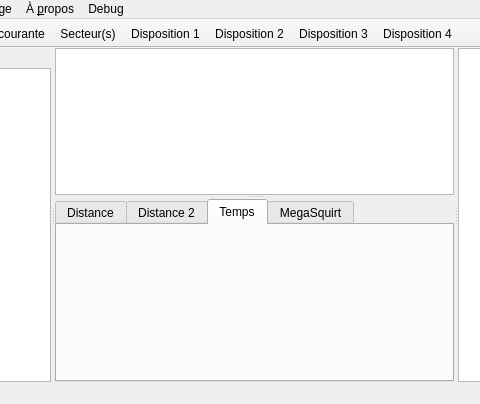
The window that MainWindow.ui (xaviermawet/EcoManagerQwt) describes before a commit, drawn with Qt 5; both pictures show x 149 to 629 and y 0 to 404 of the 1005 by 404 pixel window.
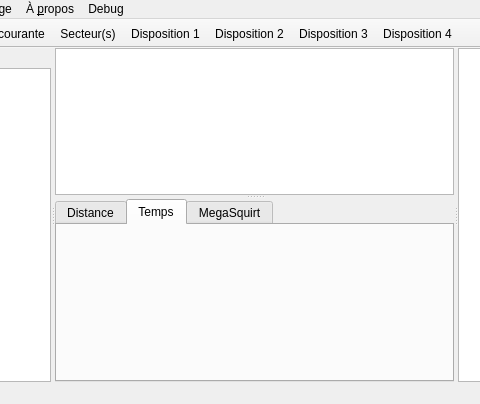
The same window after the commit. The open tabs and pages were chosen to show the change. Icons and pictures are not drawn.

What changed in the file:
```diff
--- a/MainWindow.ui
+++ b/MainWindow.ui
@@ -135,11 +135,6 @@
            <string>Distance</string>
           </attribute>
          </widget>
-         <widget class="QWidget" name="tabDistance">
-          <attribute name="title">
-           <string>Distance 2</string>
-          </attribute>
-         </widget>
          <widget class="QWidget" name="tabTime">
           <attribute name="title">
            <string>Temps</string>
```
Left out of the diff: 2 changed lines with no effect on the pictures.
